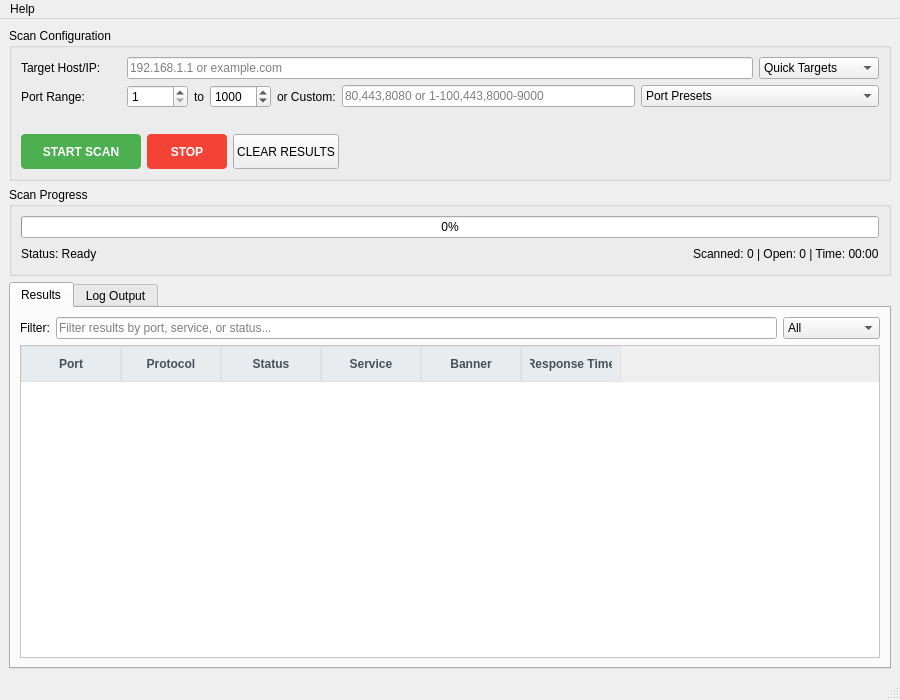
First picture: the form in mainwindow.ui, repository CyberNilsen/CyberScanner, before the edit.
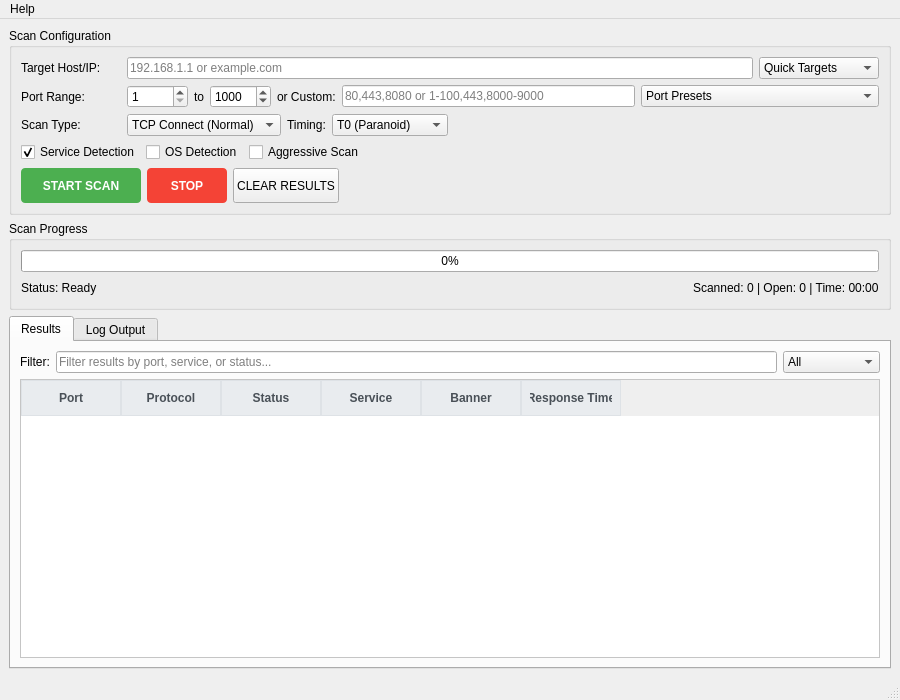
Second picture: the form after the edit. Icons and pictures are not drawn.

```diff
--- a/mainwindow.ui
+++ b/mainwindow.ui
@@ -179,8 +179,174 @@
          </item>
         </layout>
        </item>
+       <item>
+        <layout class="QHBoxLayout" name="horizontalLayout_scanType">
+         <item>
+          <widget class="QLabel" name="label_scanType">
+           <property name="minimumSize">
+            <size>
+             <width>100</width>
+             <height>0</height>
+            </size>
+           </property>
+           <property name="text">
+            <string>Scan Type:</string>
+           </property>
+          </widget>
+         </item>
+         <item>
+          <widget class="QComboBox" name="comboBox_scanType">
+           <property name="minimumSize">
+            <size>
+             <width>150</width>
+             <height>0</height>
+            </size>
+           </property>
+           <property name="toolTip">
+            <string>Select the type of port scan to perform</string>
+           </property>
+           <item>
+            <property name="text">
+             <string>TCP Connect (Normal)</string>
+            </property>
+           </item>
+           <item>
+            <property name="text">
+             <string>TCP SYN (Stealth)</string>
+            </property>
+           </item>
+           <item>
+            <property name="text">
+             <string>UDP Scan</string>
+            </property>
+           </item>
+           <item>
+            <property name="text">
+             <string>TCP FIN Scan</string>
+            </property>
+           </item>
+           <item>
+            <property name="text">
+             <string>TCP XMAS Scan</string>
+            </property>
+           </item>
+           <item>
+            <property name="text">
+             <string>TCP NULL Scan</string>
+            </property>
+           </item>
+           <item>
+            <property name="text">
+             <string>TCP ACK Scan</string>
+            </property>
+           </item>
+           <item>
+            <property name="text">
+             <string>TCP Window Scan</string>
+            </property>
+           </item>
+          </widget>
+         </item>
+         <item>
+          <widget class="QLabel" name="label_timing">
+           <property name="text">
+            <string>Timing:</string>
+           </property>
+          </widget>
+         </item>
+         <item>
+          <widget class="QComboBox" name="comboBox_timing">
+           <property name="minimumSize">
+            <size>
+             <width>100</width>
+             <height>0</height>
+            </size>
+           </property>
+           <property name="toolTip">
+            <string>Scan timing template (affects speed and stealth)</string>
+           </property>
+           <item>
+            <property name="text">
+             <string>T0 (Paranoid)</string>
+            </property>
+           </item>
+           <item>
+            <property name="text">
+             <string>T1 (Sneaky)</string>
+            </property>
+           </item>
+           <item>
+            <property name="text">
+             <string>T2 (Polite)</string>
+            </property>
+           </item>
+           <item>
+            <property name="text">
+             <string>T3 (Normal)</string>
+            </property>
+           </item>
+           <item>
+            <property name="text">
+             <string>T4 (Aggressive)</string>
+            </property>
+           </item>
+           <item>
+            <property name="text">
+             <string>T5 (Insane)</string>
+            </property>
+           </item>
+          </widget>
+         </item>
+         <item>
+          <spacer name="horizontalSpacer_5">
+           <property name="orientation">
+            <enum>Qt::Orientation::Horizontal</enum>
+           </property>
+           <property name="sizeHint" stdset="0">
+            <size>
+             <width>40</width>
+             <height>20</height>
+            </size>
+           </property>
+          </spacer>
+         </item>
+        </layout>
+       </item>
        <item>
         <layout class="QHBoxLayout" name="horizontalLayout_options">
+         <item>
+          <widget class="QCheckBox" name="checkBox_detectService">
+           <property name="text">
+            <string>Service Detection</string>
+           </property>
+           <property name="toolTip">
+            <string>Attempt to detect service/version info on open ports</string>
+           </property>
+           <property name="checked">
+            <bool>true</bool>
+           </property>
+          </widget>
+         </item>
+         <item>
+          <widget class="QCheckBox" name="checkBox_osDetection">
+           <property name="text">
+            <string>OS Detection</string>
+           </property>
+           <property name="toolTip">
+            <string>Attempt to detect target operating system</string>
+           </property>
+          </widget>
+         </item>
+         <item>
+          <widget class="QCheckBox" name="checkBox_aggressiveScan">
+           <property name="text">
+            <string>Aggressive Scan</string>
+           </property>
+           <property name="toolTip">
+            <string>Enable OS detection, version detection, script scanning, and traceroute</string>
+           </property>
+          </widget>
+         </item>
          <item>
           <spacer name="horizontalSpacer">
            <property name="orientation">
```
Left out of the diff: 9 changed lines with no effect on the pictures.
